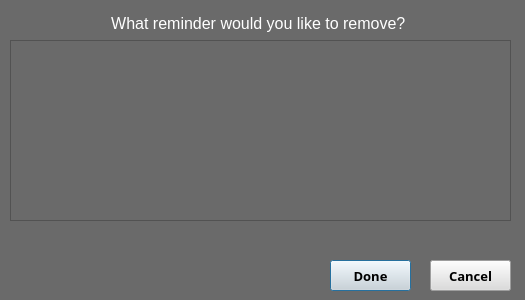
ecdev456/Nonogram-SE, file Project 3/removewindow.ui: the form before one commit.
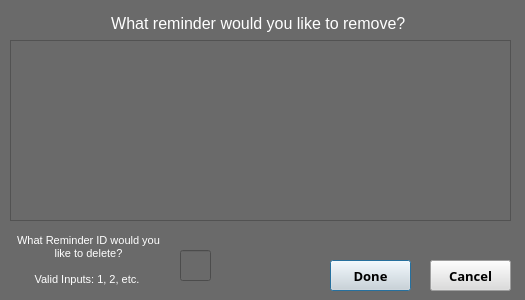
The form after the commit.

```diff
--- a/Project 3/removewindow.ui
+++ b/Project 3/removewindow.ui
@@ -93,6 +93,42 @@
      <y>40</y>
      <width>501</width>
      <height>181</height>
+    </rect>
+   </property>
+   <property name="styleSheet">
+    <string notr="true">color: rgb(255, 255, 255);
+font: 9pt &quot;MS Shell Dlg 2&quot;;</string>
+   </property>
+  </widget>
+  <widget class="QTextEdit" name="textEdit_2">
+   <property name="geometry">
+    <rect>
+     <x>13</x>
+     <y>230</y>
+     <width>151</width>
+     <height>71</height>
+    </rect>
+   </property>
+   <property name="frameShape">
+    <enum>QFrame::NoFrame</enum>
+   </property>
+   <property name="html">
+    <string>&lt;!DOCTYPE HTML PUBLIC &quot;-//W3C//DTD HTML 4.0//EN&quot; &quot;http://www.w3.org/TR/REC-html40/strict.dtd&quot;&gt;
+&lt;html&gt;&lt;head&gt;&lt;meta name=&quot;qrichtext&quot; content=&quot;1&quot; /&gt;&lt;style type=&quot;text/css&quot;&gt;
+p, li { white-space: pre-wrap; }
+&lt;/style&gt;&lt;/head&gt;&lt;body style=&quot; font-family:'MS Shell Dlg 2'; font-size:8.25pt; font-weight:400; font-style:normal;&quot;&gt;
+&lt;p align=&quot;center&quot; style=&quot; margin-top:0px; margin-bottom:0px; margin-left:0px; margin-right:0px; -qt-block-indent:0; text-indent:0px;&quot;&gt;&lt;span style=&quot; color:#ffffff;&quot;&gt;What Reminder ID would you like to delete?&lt;/span&gt;&lt;/p&gt;
+&lt;p align=&quot;center&quot; style=&quot;-qt-paragraph-type:empty; margin-top:0px; margin-bottom:0px; margin-left:0px; margin-right:0px; -qt-block-indent:0; text-indent:0px; color:#ffffff;&quot;&gt;&lt;br /&gt;&lt;/p&gt;
+&lt;p align=&quot;center&quot; style=&quot; margin-top:0px; margin-bottom:0px; margin-left:0px; margin-right:0px; -qt-block-indent:0; text-indent:0px;&quot;&gt;&lt;span style=&quot; color:#ffffff;&quot;&gt;Valid Inputs: 1, 2, etc. &lt;/span&gt;&lt;/p&gt;&lt;/body&gt;&lt;/html&gt;</string>
+   </property>
+  </widget>
+  <widget class="QLineEdit" name="removeChoice">
+   <property name="geometry">
+    <rect>
+     <x>180</x>
+     <y>250</y>
+     <width>31</width>
+     <height>31</height>
     </rect>
    </property>
    <property name="styleSheet">
```
Left out of the diff: 2 changed lines with no effect on the pictures.
